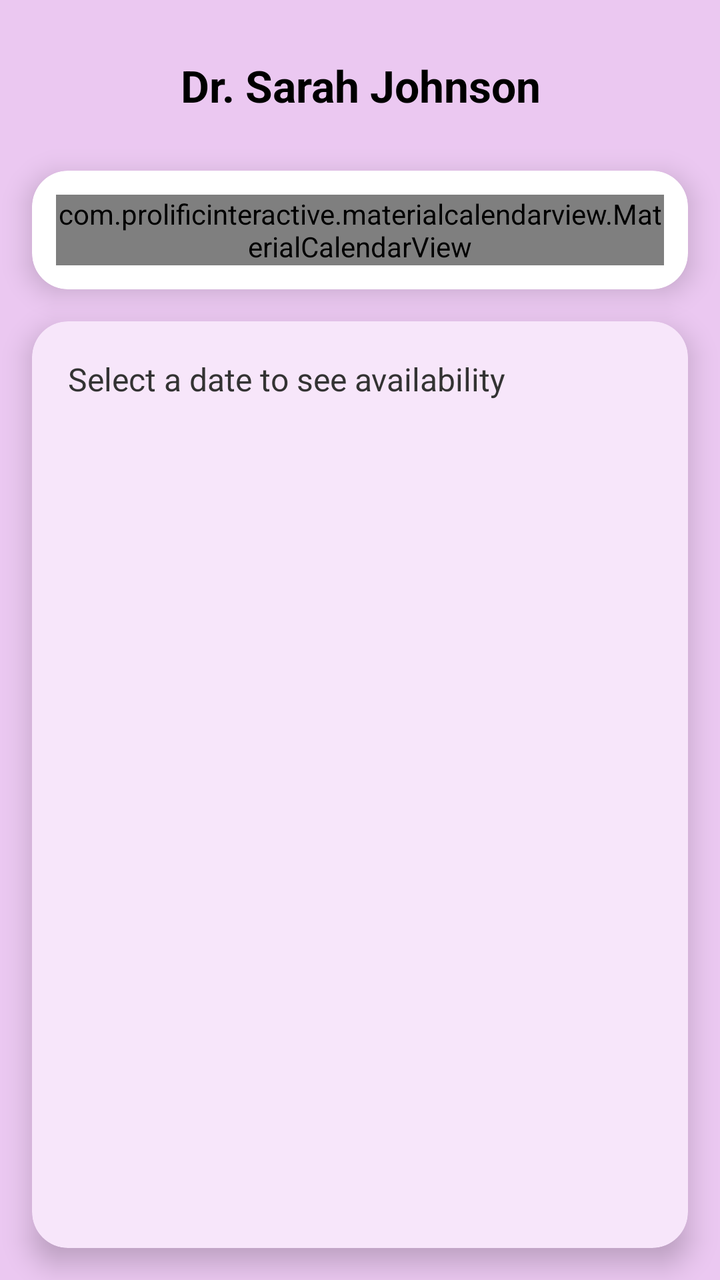
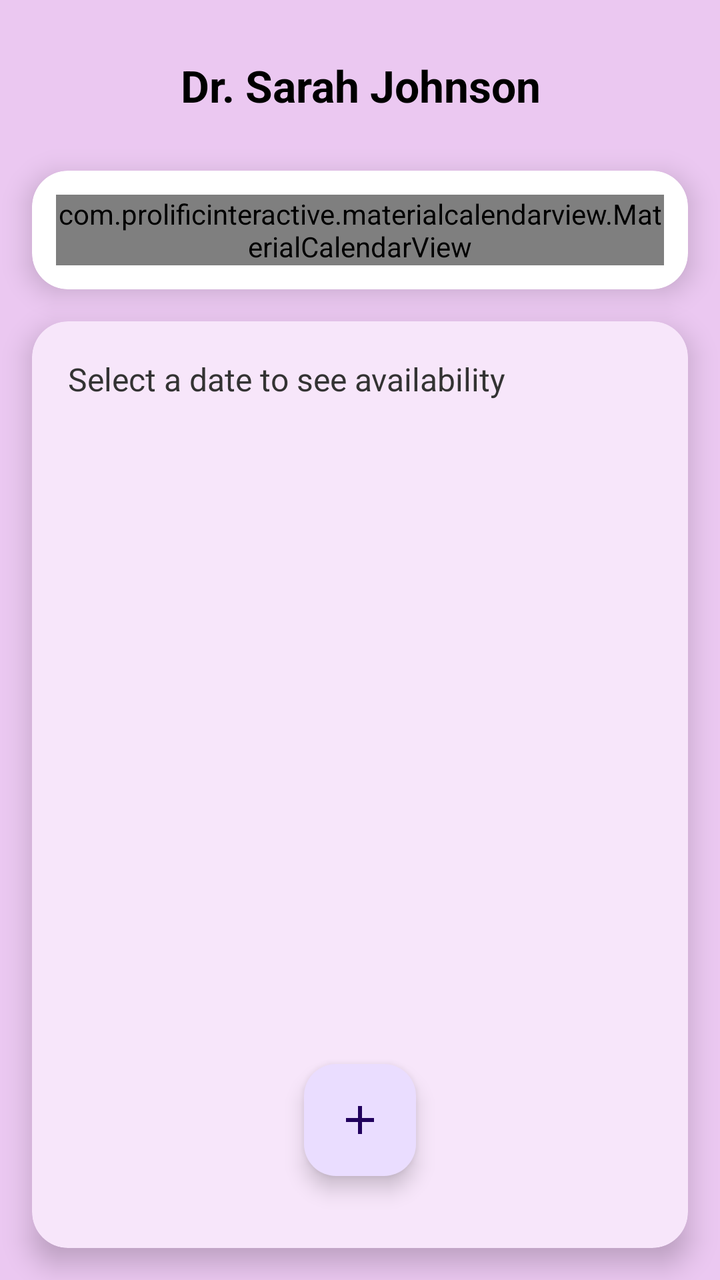

Before-and-after screenshots of an Android layout around one commit, followed by the original layout XML and the change that was made.
<!-- AndroidManifest.xml: application theme Theme.Therassistant2 -->
<!-- res/layout/activity_booking.xml -->
<?xml version="1.0" encoding="utf-8"?>
<androidx.constraintlayout.widget.ConstraintLayout
    xmlns:android="http://schemas.android.com/apk/res/android"
    xmlns:app="http://schemas.android.com/apk/res-auto"
    android:layout_width="match_parent"
    android:layout_height="match_parent"
    android:background="#EBC8F1"
    android:padding="16dp"
    android:clipToPadding="false">


    <TextView
        android:id="@+id/therapistNameHeader"
        android:layout_width="0dp"
        android:layout_height="wrap_content"
        android:text="Dr. Sarah Johnson"
        android:textSize="22sp"
        android:textStyle="bold"
        android:textColor="@android:color/black"
        android:gravity="center"
        android:padding="12dp"
        app:layout_constraintTop_toTopOf="parent"
        app:layout_constraintStart_toStartOf="parent"
        app:layout_constraintEnd_toEndOf="parent" />

    <androidx.cardview.widget.CardView
        android:id="@+id/calendarCard"
        android:layout_width="0dp"
        android:layout_height="wrap_content"
        android:layout_marginTop="16dp"
        app:cardCornerRadius="18dp"
        app:cardElevation="8dp"
        android:backgroundTint="@android:color/white"
        app:layout_constraintTop_toBottomOf="@id/therapistNameHeader"
        app:layout_constraintStart_toStartOf="parent"
        app:layout_constraintEnd_toEndOf="parent">

        <FrameLayout
            android:layout_width="match_parent"
            android:layout_height="wrap_content"
            android:padding="12dp">

            <com.prolificinteractive.materialcalendarview.MaterialCalendarView
                android:id="@+id/calendarView"
                android:layout_width="match_parent"
                android:layout_height="wrap_content"
                android:background="#F7E6FA"

                app:mcv_showOtherDates="all"
                app:mcv_firstDayOfWeek="monday"

                app:mcv_arrowColor="@android:color/black"
                app:mcv_headerTextAppearance="@style/TextAppearance.AppCompat.Medium"
                app:mcv_dateTextAppearance="@style/TextAppearance.AppCompat.Body1"
                app:mcv_weekDayTextAppearance="@style/TextAppearance.AppCompat.Body2"/>

        </FrameLayout>

    </androidx.cardview.widget.CardView>


    <androidx.cardview.widget.CardView
        android:id="@+id/scheduleView"
        android:layout_width="0dp"
        android:layout_height="0dp"
        android:layout_marginTop="16dp"
        app:cardCornerRadius="18dp"
        app:cardElevation="8dp"
        android:backgroundTint="#F7E6FA"
        app:layout_constraintTop_toBottomOf="@id/calendarCard"
        app:layout_constraintBottom_toBottomOf="parent"
        app:layout_constraintStart_toStartOf="parent"
        app:layout_constraintEnd_toEndOf="parent">

        <LinearLayout
            android:layout_width="match_parent"
            android:layout_height="match_parent"
            android:orientation="vertical"
            android:padding="18dp">

            <TextView
                android:id="@+id/selectedDateText"
                android:layout_width="wrap_content"
                android:layout_height="wrap_content"
                android:text="Select a date to see availability"
                android:textSize="16sp"
                android:textColor="#333333" />

        </LinearLayout>

    </androidx.cardview.widget.CardView>
    <com.google.android.material.floatingactionbutton.FloatingActionButton
        android:id="@+id/bookNow"
        android:layout_width="wrap_content"
        android:layout_height="wrap_content"
        android:layout_margin="18dp"
        android:src="@drawable/baseline_add_24"
        android:contentDescription="Messages"
        app:layout_constraintBottom_toBottomOf="parent"
        app:layout_constraintEnd_toEndOf="parent"
        android:clickable="true"
        android:focusable="true" />


</androidx.constraintlayout.widget.ConstraintLayout>
<!-- resources referenced by this layout -->
<resources>
  <!-- drawable baseline_add_24 (drawable) -->
  <vector android:height="24dp" android:tint="#000000"
      android:viewportHeight="24" android:viewportWidth="24"
      android:width="24dp" xmlns:android="http://schemas.android.com/apk/res/android">
      <path android:fillColor="@android:color/white" android:pathData="M19,13h-6v6h-2v-6H5v-2h6V5h2v6h6v2z"/>
  </vector>
  <style name="Theme.Therassistant2" parent="Base.Theme.Therassistant2" />
  <style name="Base.Theme.Therassistant2" parent="Theme.Material3.DayNight.NoActionBar">
          
          
      </style>
</resources>

<!-- the commit's change to res/layout/activity_booking.xml (unified diff, before → after) -->
@@ -74,7 +74,7 @@
 
         <LinearLayout
             android:layout_width="match_parent"
-            android:layout_height="match_parent"
+            android:layout_height="97dp"
             android:orientation="vertical"
             android:padding="18dp">
 
@@ -83,23 +83,31 @@
                 android:layout_width="wrap_content"
                 android:layout_height="wrap_content"
                 android:text="Select a date to see availability"
-                android:textSize="16sp"
-                android:textColor="#333333" />
+                android:textColor="#333333"
+                android:textSize="16sp" />
 
         </LinearLayout>
 
+        <androidx.constraintlayout.widget.ConstraintLayout
+            android:layout_width="match_parent"
+            android:layout_height="match_parent"
+            android:padding="18dp">
+
+            <com.google.android.material.floatingactionbutton.FloatingActionButton
+                android:id="@+id/bookNow"
+                android:layout_width="wrap_content"
+                android:layout_height="wrap_content"
+                android:layout_marginBottom="18dp"
+                android:clickable="true"
+                android:contentDescription="Book now"
+                android:focusable="true"
+                android:src="@drawable/baseline_add_24"
+                app:layout_constraintBottom_toBottomOf="parent"
+                app:layout_constraintStart_toStartOf="parent"
+                app:layout_constraintEnd_toEndOf="parent" />
+
+        </androidx.constraintlayout.widget.ConstraintLayout>
     </androidx.cardview.widget.CardView>
-    <com.google.android.material.floatingactionbutton.FloatingActionButton
-        android:id="@+id/bookNow"
-        android:layout_width="wrap_content"
-        android:layout_height="wrap_content"
-        android:layout_margin="18dp"
-        android:src="@drawable/baseline_add_24"
-        android:contentDescription="Messages"
-        app:layout_constraintBottom_toBottomOf="parent"
-        app:layout_constraintEnd_toEndOf="parent"
-        android:clickable="true"
-        android:focusable="true" />
 
 
 </androidx.constraintlayout.widget.ConstraintLayout>
